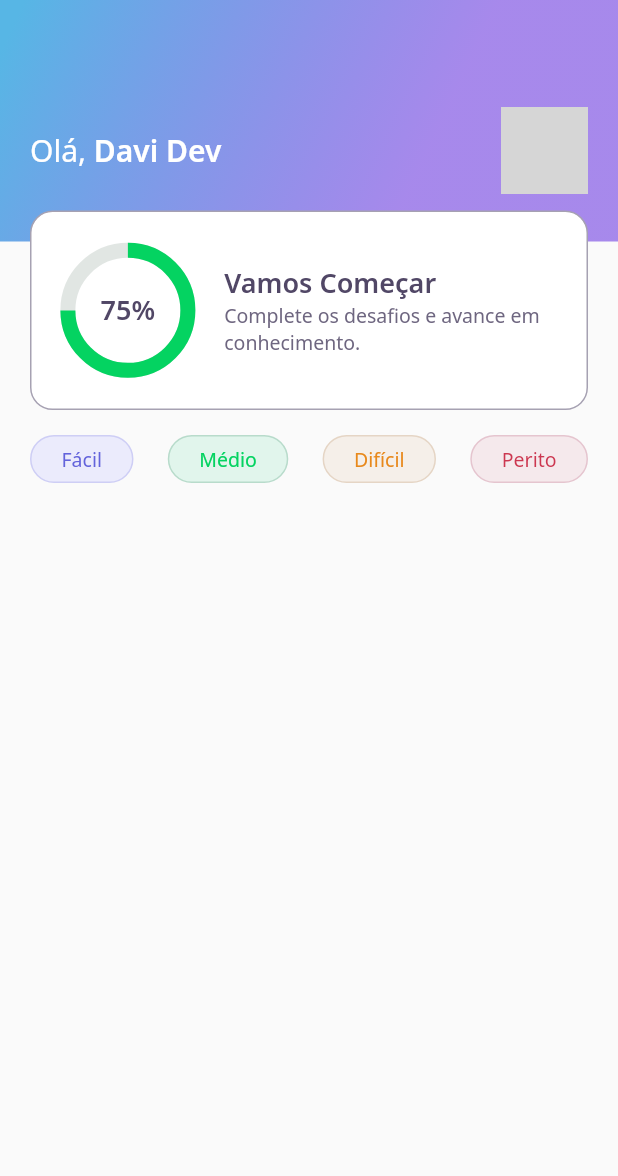
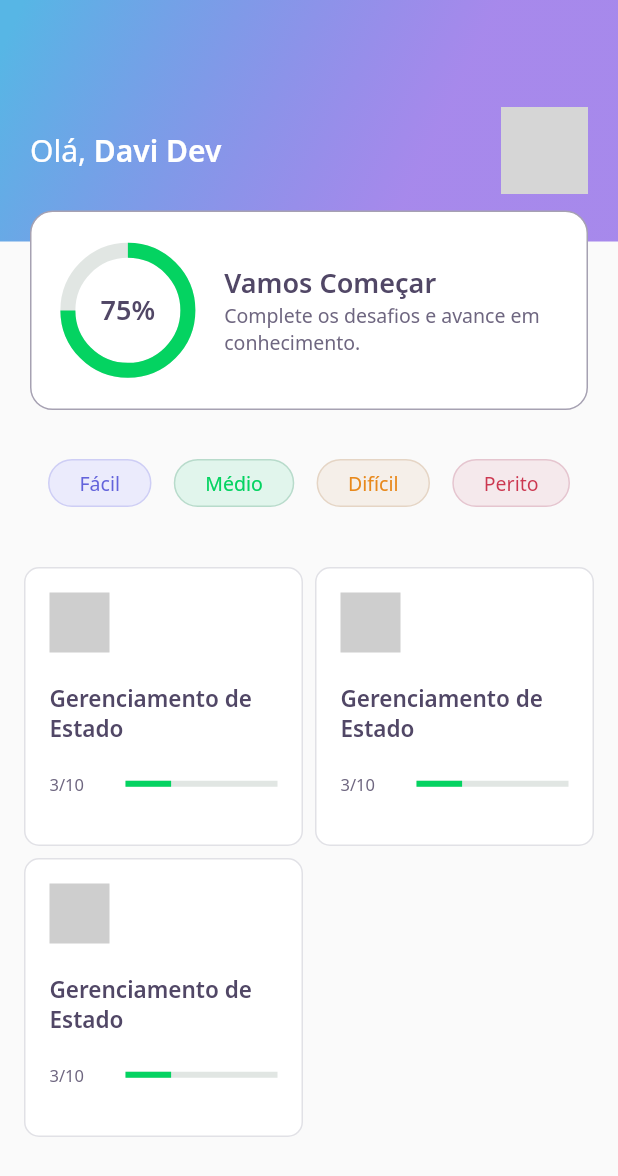
Before and after one commit to davisantosr/nlw5_flutter_devquiz, a Flutter app: the screen it shows after launch, on a phone screen of 412 x 824 dp. Shown: the top 1176 px of the screen. Run offline on Flutter 3.47's test engine with Material 2 defaults, Android fonts, the phone set to English and light mode, and no system bars; our stand-ins replace google_fonts; network calls fail; grey boxes are pictures that could not be loaded.

Commit message:
home page screen

```diff
--- a/lib/home/home_page.dart
+++ b/lib/home/home_page.dart
@@ -1,5 +1,6 @@
 import 'package:devquiz/home/widgets/appbar/app_bar_widget.dart';
 import 'package:devquiz/home/widgets/level_button/level_button_widget.dart';
+import 'package:devquiz/home/widgets/quiz_card/quiz_card_widget.dart';
 import 'package:flutter/material.dart';
 
 class HomePage extends StatefulWidget {
@@ -13,7 +14,14 @@ class _HomePageState extends State<HomePage> {
     return Scaffold(
       appBar: AppBarWidget(),
       body: Padding(
-        padding: const EdgeInsets.symmetric(horizontal: 20),
+        padding: EdgeInsets.all(16),
+        child: Column(
+          children: [
+            SizedBox(
+              height: 24,
+            ),
+            Padding(
+              padding: EdgeInsets.all(16),
               child: Row(
                 mainAxisAlignment: MainAxisAlignment.spaceBetween,
                 children: [
@@ -24,6 +32,24 @@ class _HomePageState extends State<HomePage> {
                 ],
               ),
             ),
+            SizedBox(
+              height: 24,
+            ),
+            Expanded(
+              child: GridView.count(
+                crossAxisSpacing: 8,
+                crossAxisCount: 2,
+                mainAxisSpacing: 8,
+                children: [
+                  QuizCardWidget(),
+                  QuizCardWidget(),
+                  QuizCardWidget(),
+                ],
+              ),
+            )
+          ],
+        ),
+      ),
     );
   }
 }
--- a/lib/home/widgets/level_button/level_button_widget.dart
+++ b/lib/home/widgets/level_button/level_button_widget.dart
@@ -37,9 +37,7 @@ class LevelButtonWidget extends StatelessWidget {
 
   @override
   Widget build(BuildContext context) {
-    return Padding(
-      padding: const EdgeInsets.only(top: 40),
-      child: Container(
+    return Container(
       decoration: BoxDecoration(
         color: color,
         border: Border.fromBorderSide(
@@ -54,7 +52,6 @@ class LevelButtonWidget extends StatelessWidget {
           style: GoogleFonts.notoSans(color: fontColor, fontSize: 13),
         ),
       ),
-      ),
     );
   }
 }
--- /dev/null
+++ b/lib/home/widgets/quiz_card/quiz_card_widget.dart
@@ -0,0 +1,59 @@
+import 'package:devquiz/core/app_text_styles.dart';
+import 'package:flutter/material.dart';
+import 'package:devquiz/core/app_colors.dart';
+
+class QuizCardWidget extends StatelessWidget {
+  const QuizCardWidget();
+
+  @override
+  Widget build(BuildContext context) {
+    return Container(
+      padding: EdgeInsets.all(16),
+      decoration: BoxDecoration(
+          border: Border.fromBorderSide(BorderSide(color: AppColors.border)),
+          color: AppColors.white,
+          borderRadius: BorderRadius.circular(10)),
+      child: Column(
+        crossAxisAlignment: CrossAxisAlignment.start,
+        children: [
+          Container(
+            width: 40,
+            height: 40,
+            color: Color(0xFFCECECE),
+            // child: Image.asset(AppImages.blocks),
+          ),
+          SizedBox(
+            height: 20,
+          ),
+          Text(
+            "Gerenciamento de Estado",
+            style: AppTextStyles.heading15,
+          ),
+          SizedBox(
+            height: 20,
+          ),
+          Row(
+            children: [
+              Expanded(
+                flex: 1,
+                child: Text(
+                  "3/10",
+                  style: AppTextStyles.body11,
+                ),
+              ),
+              Expanded(
+                flex: 2,
+                child: LinearProgressIndicator(
+                  value: 0.3,
+                  backgroundColor: AppColors.chartSecondary,
+                  valueColor:
+                      AlwaysStoppedAnimation<Color>(AppColors.chartPrimary),
+                ),
+              )
+            ],
+          )
+        ],
+      ),
+    );
+  }
+}
```
Lines whose indentation alone changed are shown as unchanged.
